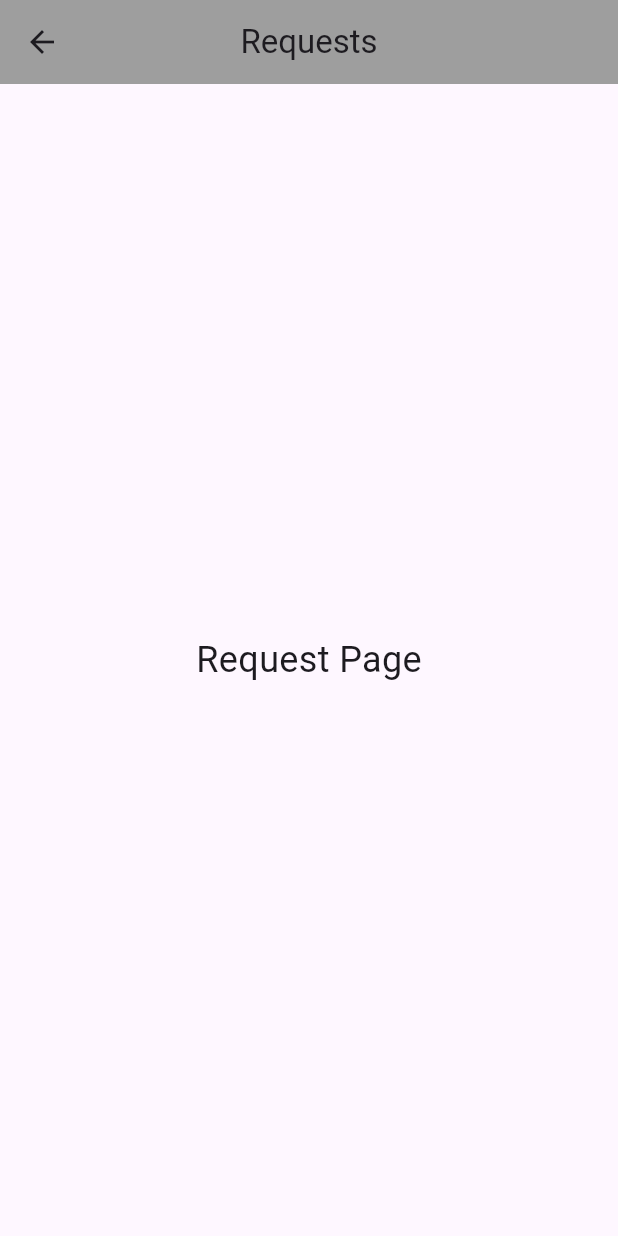
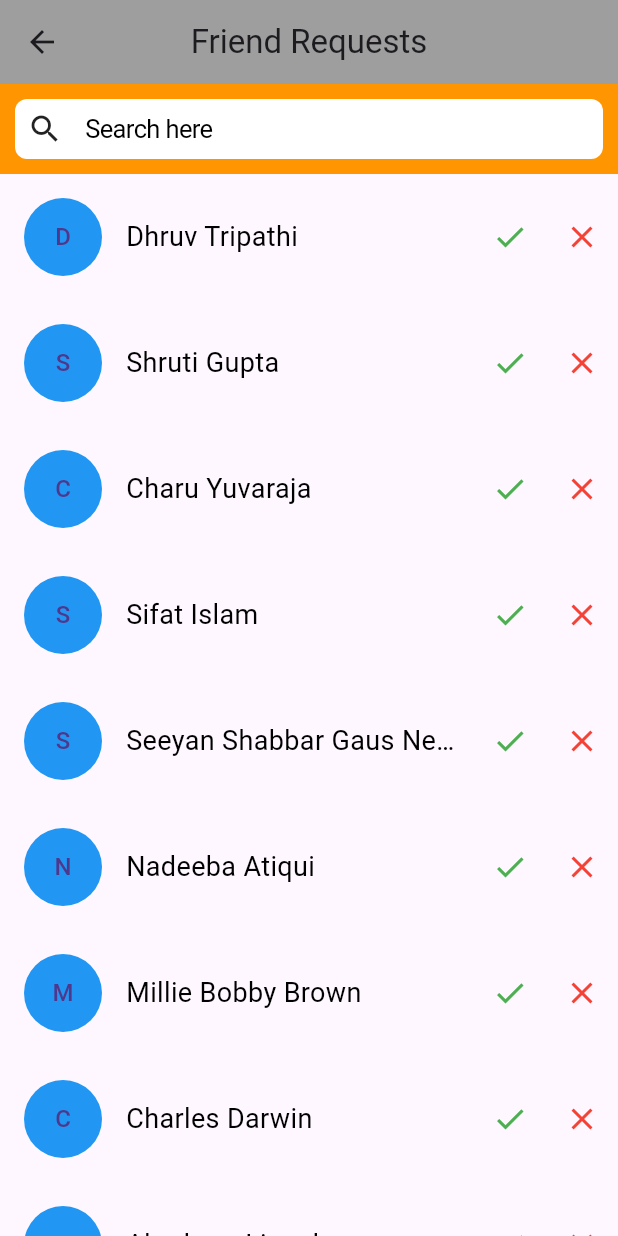
Before and after one commit to acm-projects/ExpertEvents, a Flutter app: the RequestPage screen opened directly, on a phone screen of 412 x 824 dp. Run offline on Flutter 3.47's test engine with Material 3 defaults, Android fonts, the phone set to English and light mode, and no system bars; our stand-ins replace like_button.

Commit message:
Update requestPage.dart

```diff
--- a/expert_events_flutter_project/lib/requestPage.dart
+++ b/expert_events_flutter_project/lib/requestPage.dart
@@ -1,18 +1,149 @@
+import 'package:flutter/cupertino.dart';
 import 'package:flutter/material.dart';
 
-class RequestPage extends StatelessWidget {
+class RequestPage extends StatefulWidget {
+  RequestPage({Key? key}) : super(key: key);
+
+  @override
+  _RequestPageState createState() => _RequestPageState();
+}
+
+class _RequestPageState extends State<RequestPage> {
+  final TextEditingController _textController =
+  TextEditingController(text: 'Search here');
+
+  List<String> allFriends = [
+    "Dhruv Tripathi",
+    "Shruti Gupta",
+    "Charu Yuvaraja",
+    "Sifat Islam",
+    "Seeyan Shabbar Gaus Newaz",
+    "Nadeeba Atiqui",
+    "Millie Bobby Brown",
+    "Charles Darwin",
+    "Abraham Lincoln",
+  ];
+
+  List<String> displayedFriends = [];
+
+  @override
+  void initState() {
+    super.initState();
+    displayedFriends.addAll(allFriends);
+  }
+
+  void _searchFriends(String searchText) {
+    setState(() {
+      if (searchText.isEmpty) {
+        displayedFriends.clear();
+        displayedFriends.addAll(allFriends);
+      } else {
+        displayedFriends.clear();
+        displayedFriends.addAll(allFriends
+            .where((friend) =>
+            friend.toLowerCase().contains(searchText.toLowerCase()))
+            .toList());
+      }
+    });
+  }
+
+  Widget _buildAvatar(String fullName) {
+    return Row(
+      children: [
+        Expanded(
+          child: Row(
+            children: [
+              Padding(
+                padding: EdgeInsets.all(16),
+                child: CircleAvatar(
+                  radius: 26,
+                  backgroundColor: Colors.blue,
+                  child: Text(fullName.isNotEmpty ? fullName[0] : ''),
+                ),
+              ),
+              Flexible(
+                child: Text(
+                  fullName,
+                  overflow: TextOverflow.ellipsis,
+                  style: TextStyle(
+                    fontSize: 18,
+                    color: Colors.black,
+                  ),
+                ),
+              ),
+            ],
+          ),
+        ),
+        Row(
+          children: [
+            IconButton(
+              onPressed: () {
+                // Handle accept action
+              },
+              icon: Icon(Icons.check),
+              color: Colors.green,
+            ),
+            IconButton(
+              onPressed: () {
+                // Handle decline action
+              },
+              icon: Icon(Icons.close),
+              color: Colors.red,
+            ),
+          ],
+        ),
+      ],
+    );
+  }
+
   @override
   Widget build(BuildContext context) {
     return Scaffold(
       appBar: AppBar(
         backgroundColor: Colors.grey,
-        title: Text('Requests'),
+        title: Text('Friend Requests'),
         centerTitle: true,
       ),
-      body: Center(
-        child: Text(
-          'Request Page',
-          style: TextStyle(fontSize: 24),
+      body: SingleChildScrollView(
+        child: Column(
+          children: [
+            GestureDetector(
+              onTap: () {
+                FocusScope.of(context).requestFocus(FocusNode());
+              },
+              child: Column(
+                children: [
+                  Container(
+                    color: CupertinoColors.systemOrange,
+                    padding: const EdgeInsets.all(10.0),
+                    child: Center(
+                      child: CupertinoTextField(
+                        controller: _textController,
+                        onChanged: _searchFriends,
+                        placeholder: 'Search here',
+                        decoration: BoxDecoration(
+                          color: Colors.white,
+                          borderRadius: BorderRadius.circular(8.0),
+                        ),
+                        prefix: Padding(
+                          padding: EdgeInsets.all(8.0),
+                          child: Icon(Icons.search),
+                        ),
+                      ),
+                    ),
+                  ),
+                  ListView.builder(
+                    shrinkWrap: true,
+                    physics: NeverScrollableScrollPhysics(),
+                    itemCount: displayedFriends.length,
+                    itemBuilder: (context, index) {
+                      return _buildAvatar(displayedFriends[index]);
+                    },
+                  ),
+                ],
+              ),
+            ),
+          ],
         ),
       ),
     );
```
